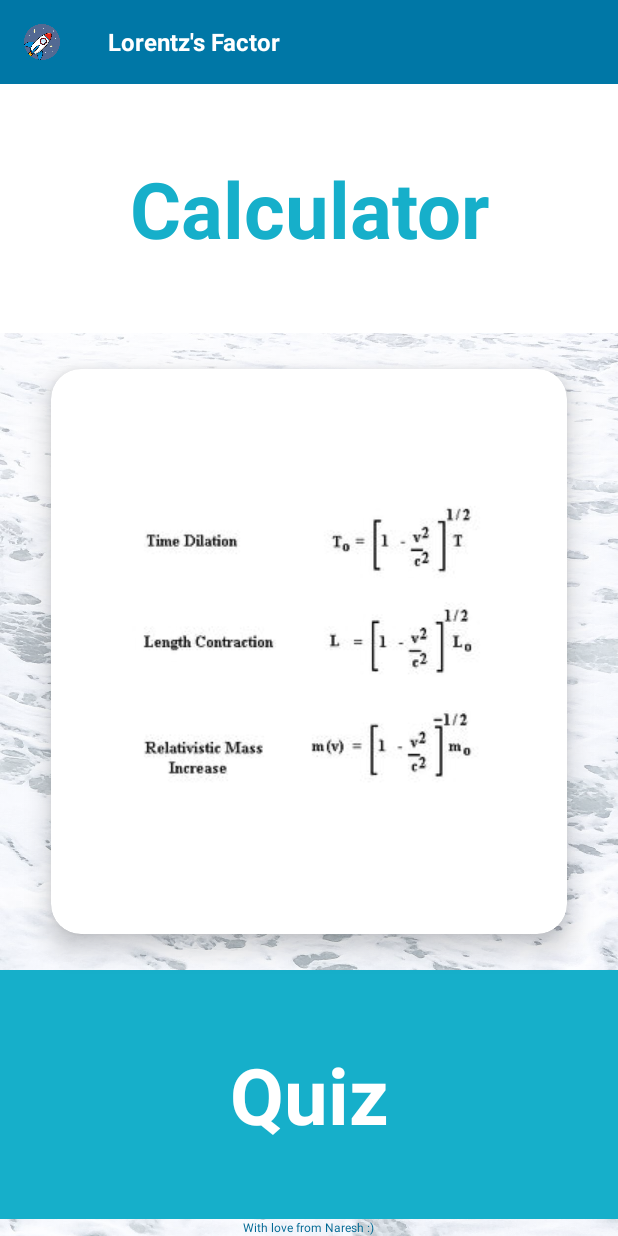
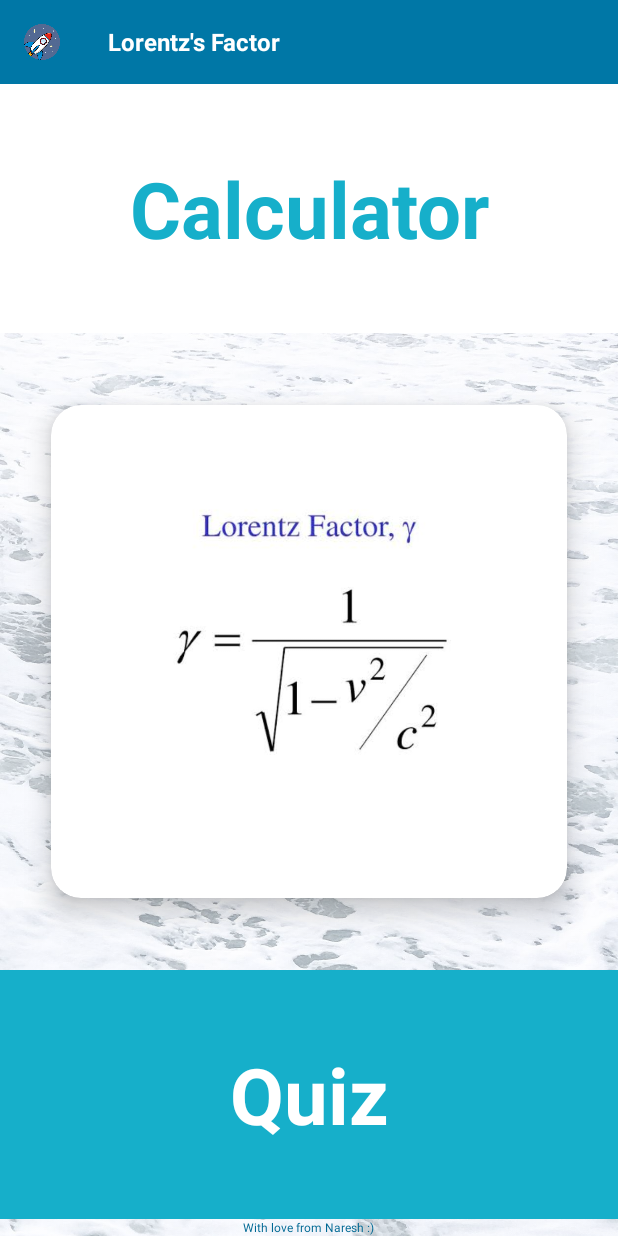
Before and after one commit to NARESH047/Lorent-z-factor, an Android app: the screen it shows after launch (MainActivity), on a phone screen of 412 x 824 dp. Run offline under Robolectric (Android 15) with nearby library versions, the phone set to English and light mode, and no system bars.

Commit message:
Lorentz's Factor calculator

```diff
--- a/app/src/main/res/layout/activity_main.xml
+++ b/app/src/main/res/layout/activity_main.xml
@@ -46,7 +46,8 @@
     <FrameLayout
         android:layout_width="match_parent"
         android:layout_height="wrap_content"
-        android:background="@color/white">
+        android:background="@color/white"
+        android:layout_marginBottom="24dp">
         <TextView
             android:id="@+id/Calculator"
             style="@style/CategoryStyle"
@@ -75,7 +76,7 @@
             <ImageView
                 android:layout_width="wrap_content"
                 android:layout_height="wrap_content"
-                android:src="@drawable/relativity_formulas"
+                android:src="@drawable/lorentz_factor"
                 android:layout_gravity="center"
                 />
         </androidx.cardview.widget.CardView>
@@ -83,7 +84,8 @@
     <FrameLayout
         android:layout_width="match_parent"
         android:layout_height="wrap_content"
-        android:background="#16AFCA">
+        android:background="#16AFCA"
+        android:layout_marginTop="24dp">
         <TextView
             android:id="@+id/Quiz"
             style="@style/CategoryStyle"
```
Also changed, not shown: app/src/main/res/drawable-v24/lorentz_factor.jpeg (added).
